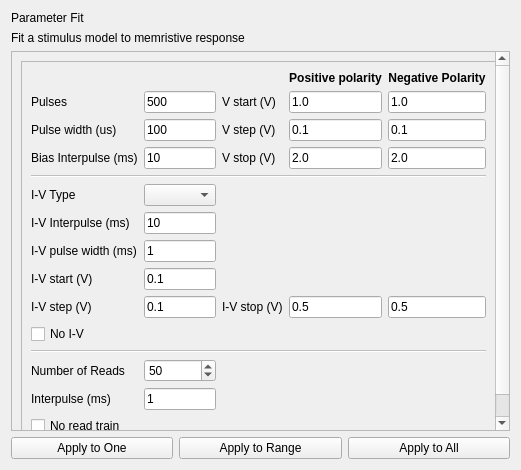
The window that uis/pf.ui (foucault/arc1_pyqt) describes before a commit, drawn with Qt 5.
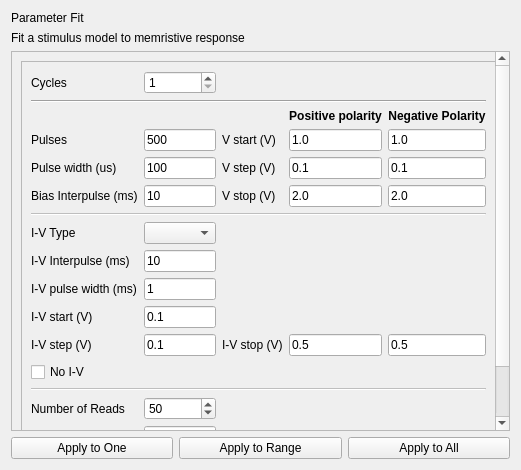
The same window after the commit.

Commit message:
Add support for arbitrary number of biasing cycles per voltage.
Normally for each voltage the selected tests are applied in order. In order
to gather more statistics allow for more than one set of tests per voltage.
Currently anything more than 1 will probably break the fitting with the
parametric model. All cycles of each voltages must be averaged in order for
the model to properly be fitted.

```diff
--- a/uis/pf.ui
+++ b/uis/pf.ui
@@ -69,8 +69,8 @@
        <rect>
         <x>0</x>
         <y>0</y>
-        <width>484</width>
-        <height>395</height>
+        <width>496</width>
+        <height>539</height>
        </rect>
       </property>
       <layout class="QVBoxLayout" name="verticalLayout">
@@ -89,74 +89,67 @@
           <enum>QFrame::Raised</enum>
          </property>
          <layout class="QGridLayout" name="gridLayout_2">
-          <item row="1" column="4">
-           <widget class="QLineEdit" name="VStartNegEdit">
-            <property name="sizePolicy">
-             <sizepolicy hsizetype="Maximum" vsizetype="Fixed">
-              <horstretch>0</horstretch>
-              <verstretch>0</verstretch>
-             </sizepolicy>
-            </property>
-            <property name="text">
-             <string>1.0</string>
-            </property>
-           </widget>
-          </item>
-          <item row="1" column="2">
+          <item row="3" column="2">
            <widget class="QLabel" name="label_2">
             <property name="text">
              <string>V start (V)</string>
             </property>
            </widget>
           </item>
+          <item row="3" column="4">
+           <widget class="QLineEdit" name="VStartNegEdit">
+            <property name="sizePolicy">
+             <sizepolicy hsizetype="Maximum" vsizetype="Fixed">
+              <horstretch>0</horstretch>
+              <verstretch>0</verstretch>
+             </sizepolicy>
+            </property>
+            <property name="text">
+             <string>1.0</string>
+            </property>
+           </widget>
+          </item>
+          <item row="11" column="1">
+           <widget class="QLineEdit" name="IVStartEdit">
+            <property name="sizePolicy">
+             <sizepolicy hsizetype="Maximum" vsizetype="Fixed">
+              <horstretch>0</horstretch>
+              <verstretch>0</verstretch>
+             </sizepolicy>
+            </property>
+            <property name="text">
+             <string>0.1</string>
+            </property>
+           </widget>
+          </item>
+          <item row="12" column="4">
+           <widget class="QLineEdit" name="IVStopNegEdit">
+            <property name="sizePolicy">
+             <sizepolicy hsizetype="Maximum" vsizetype="Fixed">
+              <horstretch>0</horstretch>
+              <verstretch>0</verstretch>
+             </sizepolicy>
+            </property>
+            <property name="text">
+             <string>0.5</string>
+            </property>
+           </widget>
+          </item>
           <item row="11" column="0">
-           <widget class="QCheckBox" name="noIVCheckBox">
-            <property name="text">
-             <string>No I-V</string>
-            </property>
-           </widget>
-          </item>
-          <item row="9" column="0">
            <widget class="QLabel" name="label_9">
             <property name="text">
              <string>I-V start (V)</string>
             </property>
            </widget>
           </item>
-          <item row="10" column="4">
-           <widget class="QLineEdit" name="IVStopNegEdit">
-            <property name="sizePolicy">
-             <sizepolicy hsizetype="Maximum" vsizetype="Fixed">
-              <horstretch>0</horstretch>
-              <verstretch>0</verstretch>
-             </sizepolicy>
-            </property>
-            <property name="text">
-             <string>0.5</string>
-            </property>
-           </widget>
-          </item>
-          <item row="10" column="2">
+          <item row="12" column="2">
            <widget class="QLabel" name="label_11">
             <property name="text">
              <string>I-V stop (V)</string>
             </property>
            </widget>
           </item>
-          <item row="9" column="1">
-           <widget class="QLineEdit" name="IVStartEdit">
-            <property name="sizePolicy">
-             <sizepolicy hsizetype="Maximum" vsizetype="Fixed">
-              <horstretch>0</horstretch>
-              <verstretch>0</verstretch>
-             </sizepolicy>
-            </property>
-            <property name="text">
-             <string>0.1</string>
-            </property>
-           </widget>
-          </item>
-          <item row="10" column="3">
+          <item row="12" column="3">
            <widget class="QLineEdit" name="IVStopPosEdit">
             <property name="sizePolicy">
              <sizepolicy hsizetype="Maximum" vsizetype="Fixed">
@@ -169,21 +162,28 @@
             </property>
            </widget>
           </item>
-          <item row="7" column="0">
-           <widget class="QLabel" name="label_14">
+          <item row="13" column="0">
+           <widget class="QCheckBox" name="noIVCheckBox">
             <property name="text">
-             <string>I-V pulse width (ms)</string>
+             <string>No I-V</string>
             </property>
            </widget>
           </item>
-          <item row="1" column="0">
+          <item row="15" column="0">
+           <widget class="QLabel" name="label_15">
+            <property name="text">
+             <string>Number of Reads</string>
+            </property>
+           </widget>
+          </item>
+          <item row="3" column="0">
            <widget class="QLabel" name="label">
             <property name="text">
              <string>Pulses</string>
             </property>
            </widget>
           </item>
-          <item row="3" column="1">
+          <item row="5" column="1">
            <widget class="QLineEdit" name="interpulseEdit">
             <property name="sizePolicy">
              <sizepolicy hsizetype="Maximum" vsizetype="Fixed">
@@ -196,7 +196,7 @@
             </property>
            </widget>
           </item>
-          <item row="18" column="0">
+          <item row="20" column="0">
            <spacer name="verticalSpacer">
             <property name="orientation">
              <enum>Qt::Vertical</enum>
@@ -209,7 +209,14 @@
             </property>
            </spacer>
           </item>
-          <item row="1" column="1">
+          <item row="9" column="0">
+           <widget class="QLabel" name="label_14">
+            <property name="text">
+             <string>I-V pulse width (ms)</string>
+            </property>
+           </widget>
+          </item>
+          <item row="3" column="1">
            <widget class="QLineEdit" name="nrPulsesEdit">
             <property name="sizePolicy">
              <sizepolicy hsizetype="Maximum" vsizetype="Fixed">
@@ -222,21 +229,21 @@
             </property>
            </widget>
           </item>
-          <item row="3" column="0">
+          <item row="5" column="0">
            <widget class="QLabel" name="label_8">
             <property name="text">
              <string>Bias Interpulse (ms)</string>
             </property>
            </widget>
           </item>
-          <item row="2" column="0">
+          <item row="4" column="0">
            <widget class="QLabel" name="label_7">
             <property name="text">
              <string>Pulse width (us)</string>
             </property>
            </widget>
           </item>
-          <item row="2" column="1">
+          <item row="4" column="1">
            <widget class="QLineEdit" name="pulseWidthEdit">
             <property name="sizePolicy">
              <sizepolicy hsizetype="Maximum" vsizetype="Fixed">
@@ -249,7 +256,7 @@
             </property>
            </widget>
           </item>
-          <item row="7" column="1">
+          <item row="9" column="1">
            <widget class="QLineEdit" name="IVPwEdit">
             <property name="sizePolicy">
              <sizepolicy hsizetype="Maximum" vsizetype="Fixed">
@@ -262,21 +269,21 @@
             </property>
            </widget>
           </item>
-          <item row="10" column="0">
+          <item row="12" column="0">
            <widget class="QLabel" name="label_10">
             <property name="text">
              <string>I-V step (V)</string>
             </property>
            </widget>
           </item>
-          <item row="6" column="0">
+          <item row="8" column="0">
            <widget class="QLabel" name="label_12">
             <property name="text">
              <string>I-V Interpulse (ms)</string>
             </property>
            </widget>
           </item>
-          <item row="6" column="1">
+          <item row="8" column="1">
            <widget class="QLineEdit" name="IVInterpulseEdit">
             <property name="sizePolicy">
              <sizepolicy hsizetype="Maximum" vsizetype="Fixed">
@@ -289,7 +296,7 @@
             </property>
            </widget>
           </item>
-          <item row="10" column="1">
+          <item row="12" column="1">
            <widget class="QLineEdit" name="IVStepEdit">
             <property name="sizePolicy">
              <sizepolicy hsizetype="Maximum" vsizetype="Fixed">
@@ -302,14 +309,14 @@
             </property>
            </widget>
           </item>
-          <item row="2" column="2">
+          <item row="4" column="2">
            <widget class="QLabel" name="label_3">
             <property name="text">
              <string>V step (V)</string>
             </property>
            </widget>
           </item>
-          <item row="2" column="3">
+          <item row="4" column="3">
            <widget class="QLineEdit" name="VStepPosEdit">
             <property name="sizePolicy">
              <sizepolicy hsizetype="Maximum" vsizetype="Fixed">
@@ -322,7 +329,7 @@
             </property>
            </widget>
           </item>
-          <item row="1" column="3">
+          <item row="3" column="3">
            <widget class="QLineEdit" name="VStartPosEdit">
             <property name="sizePolicy">
              <sizepolicy hsizetype="Maximum" vsizetype="Fixed">
@@ -335,14 +342,14 @@
             </property>
            </widget>
           </item>
-          <item row="3" column="2">
+          <item row="5" column="2">
            <widget class="QLabel" name="label_4">
             <property name="text">
              <string>V stop (V)</string>
             </property>
            </widget>
           </item>
-          <item row="3" column="4">
+          <item row="5" column="4">
            <widget class="QLineEdit" name="VStopNegEdit">
             <property name="sizePolicy">
              <sizepolicy hsizetype="Maximum" vsizetype="Fixed">
@@ -355,7 +362,7 @@
             </property>
            </widget>
           </item>
-          <item row="2" column="4">
+          <item row="4" column="4">
            <widget class="QLineEdit" name="VStepNegEdit">
             <property name="sizePolicy">
              <sizepolicy hsizetype="Maximum" vsizetype="Fixed">
@@ -368,7 +375,7 @@
             </property>
            </widget>
           </item>
-          <item row="3" column="3">
+          <item row="5" column="3">
            <widget class="QLineEdit" name="VStopPosEdit">
             <property name="sizePolicy">
              <sizepolicy hsizetype="Maximum" vsizetype="Fixed">
@@ -381,7 +388,7 @@
             </property>
            </widget>
           </item>
-          <item row="0" column="3">
+          <item row="2" column="3">
            <widget class="QLabel" name="label_5">
             <property name="styleSheet">
              <string notr="true">font-weight:bold;</string>
@@ -394,7 +401,7 @@
             </property>
            </widget>
           </item>
-          <item row="0" column="4">
+          <item row="2" column="4">
            <widget class="QLabel" name="label_6">
             <property name="sizePolicy">
              <sizepolicy hsizetype="Minimum" vsizetype="Preferred">
@@ -413,7 +420,7 @@
             </property>
            </widget>
           </item>
-          <item row="2" column="5">
+          <item row="4" column="5">
            <spacer name="horizontalSpacer">
             <property name="orientation">
              <enum>Qt::Horizontal</enum>
@@ -426,14 +433,7 @@
             </property>
            </spacer>
           </item>
-          <item row="13" column="0">
-           <widget class="QLabel" name="label_15">
-            <property name="text">
-             <string>Number of Reads</string>
-            </property>
-           </widget>
-          </item>
-          <item row="12" column="0" colspan="5">
+          <item row="14" column="0" colspan="5">
            <widget class="QFrame" name="frame_3">
             <property name="enabled">
              <bool>false</bool>
@@ -446,7 +446,7 @@
             </property>
            </widget>
           </item>
-          <item row="13" column="1">
+          <item row="15" column="1">
            <widget class="QSpinBox" name="nrReadsSpinBox">
             <property name="minimum">
              <number>1</number>
@@ -459,17 +459,17 @@
             </property>
            </widget>
           </item>
-          <item row="5" column="0">
+          <item row="7" column="0">
            <widget class="QLabel" name="label_13">
             <property name="text">
              <string>I-V Type</string>
             </property>
            </widget>
           </item>
-          <item row="5" column="1">
+          <item row="7" column="1">
            <widget class="QComboBox" name="IVTypeCombo"/>
           </item>
-          <item row="4" column="0" colspan="5">
+          <item row="6" column="0" colspan="5">
            <widget class="QFrame" name="frame_2">
             <property name="enabled">
              <bool>false</bool>
@@ -482,27 +482,54 @@
             </property>
            </widget>
           </item>
-          <item row="14" column="1">
+          <item row="16" column="1">
            <widget class="QLineEdit" name="readInterpulseEdit">
             <property name="text">
              <string>1</string>
             </property>
            </widget>
           </item>
-          <item row="14" column="0">
+          <item row="16" column="0">
            <widget class="QLabel" name="label_16">
             <property name="text">
              <string>Interpulse (ms)</string>
             </property>
            </widget>
           </item>
-          <item row="17" column="0">
+          <item row="19" column="0">
            <widget class="QCheckBox" name="noReadCheckBox">
             <property name="text">
              <string>No read train</string>
             </property>
            </widget>
           </item>
+          <item row="1" column="0" colspan="5">
+           <widget class="QFrame" name="frame_4">
+            <property name="frameShape">
+             <enum>QFrame::HLine</enum>
+            </property>
+            <property name="frameShadow">
+             <enum>QFrame::Sunken</enum>
+            </property>
+           </widget>
+          </item>
+          <item row="0" column="0">
+           <widget class="QLabel" name="label_17">
+            <property name="text">
+             <string>Cycles</string>
+            </property>
+           </widget>
+          </item>
+          <item row="0" column="1">
+           <widget class="QSpinBox" name="cyclesSpinBox">
+            <property name="minimum">
+             <number>1</number>
+            </property>
+            <property name="maximum">
+             <number>9999</number>
+            </property>
+           </widget>
+          </item>
          </layout>
         </widget>
        </item>
```
The commit also changes 1 other file.
